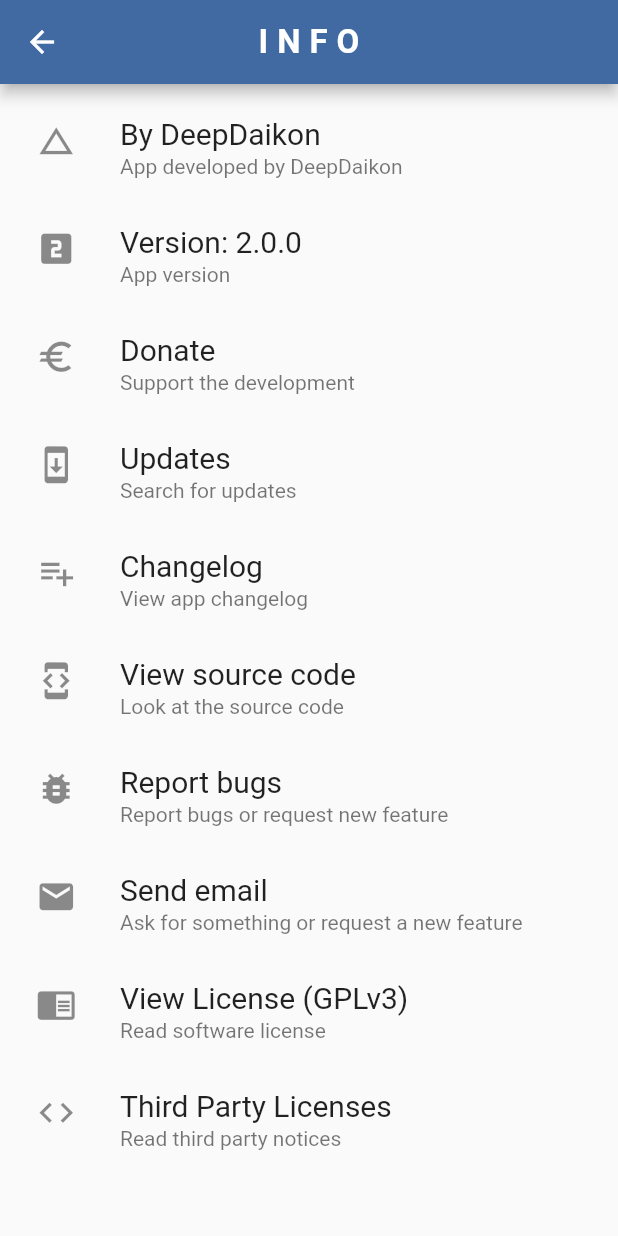
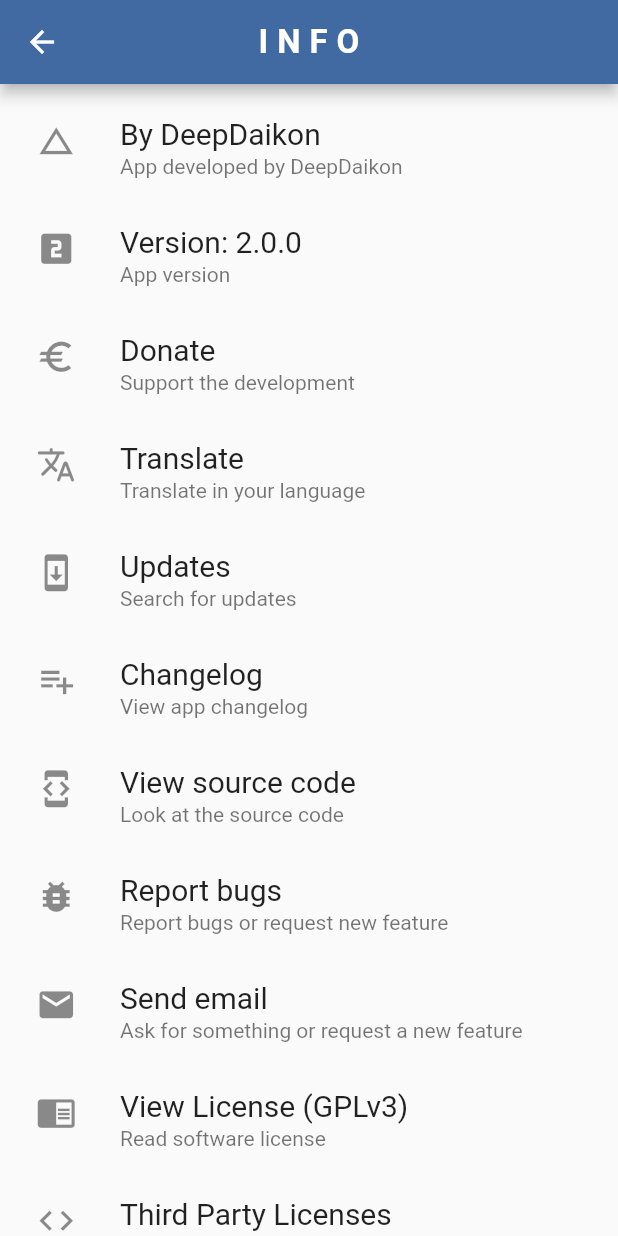
Before and after one commit to Genouka/Xeonjia, a Flutter app: the InfoPage screen opened directly, on a phone screen of 412 x 824 dp. Run offline on Flutter 3.47's test engine with Material 2 defaults, Android fonts, the phone set to English and light mode, and no system bars; our stand-ins replace i18n_extension, shared_preferences; missing offline and left inert: flame; accounts and stored records are empty.

Commit message:
feat: add translate button

```diff
--- a/lib/ui/screens/info/info_page.dart
+++ b/lib/ui/screens/info/info_page.dart
@@ -28,6 +28,12 @@ class _InfoPageState extends State<InfoPage> {
       'subtitle': 'Support the development'.i18n,
       'url': 'https://deepdaikon.xyz/donate',
       'icon': const Icon(Icons.euro),
+    },
+    {
+      'title': 'Translate'.i18n,
+      'subtitle': 'Translate in your language'.i18n,
+      'url': 'https://translate.deepdaikon.xyz/engage/xeonjia/',
+      'icon': const Icon(Icons.translate_rounded),
     },
     {
       'title': 'Updates'.i18n,
```
